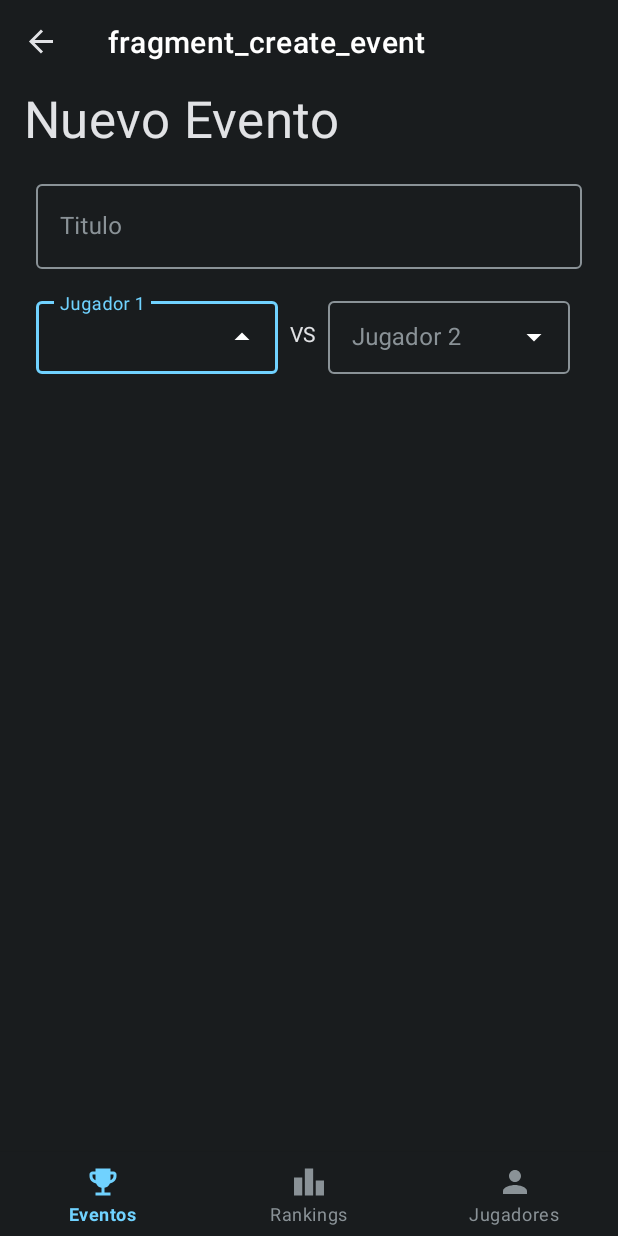
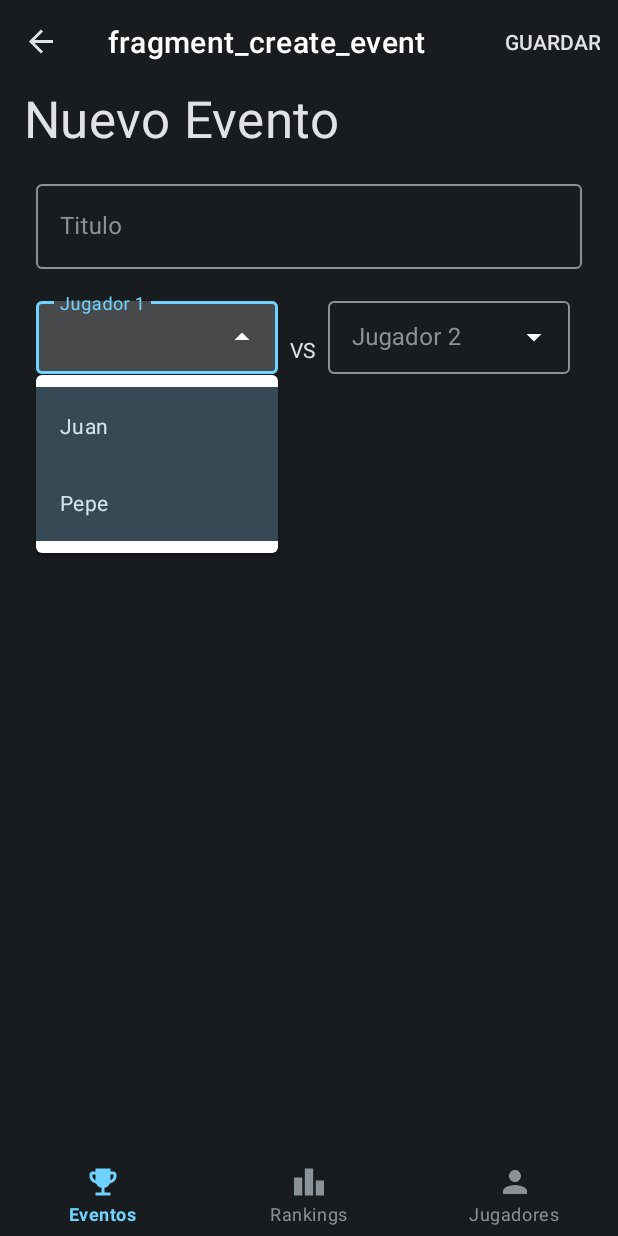
Before and after one commit to TomasVilalta/BetBracket, an Android app: the CreateEventFragment screen opened through its navigation route, after a tap on an icon or button, on a phone screen of 412 x 824 dp. Run offline under Robolectric (Android 15) with nearby library versions, the phone set to English and light mode, and no system bars; our stand-ins replace navigation-ui; pictures from the network do not load.

Commit message:
Event create working

```diff
--- /dev/null
+++ b/app/src/main/java/com/example/betbracket/events/EventViewModel.kt
@@ -0,0 +1,40 @@
+package com.example.betbracket.events
+
+import android.util.Log
+import androidx.lifecycle.LiveData
+import androidx.lifecycle.MutableLiveData
+import androidx.lifecycle.ViewModel
+import com.example.betbracket.events.models.Event
+import com.example.betbracket.events.providers.EventProvider
+import com.example.betbracket.players.Player
+import com.example.betbracket.players.PlayerProvider
+
+class EventViewModel : ViewModel() {
+    private var _eventList = MutableLiveData<List<Event>>(EventProvider.getEvents())
+    val eventList: LiveData<List<Event>> get() = _eventList
+
+
+    fun onCreateEvent(title: String, player1: String, player2: String) {
+        val player1Object: Player? = PlayerProvider.getPlayers().find { it.name == player1 }
+        val player2Object = PlayerProvider.getPlayers().find { it.name == player2 }
+        if (player1Object == null || player2Object == null) {
+            Log.e("CREATE EVENT", "Cannot find player name")
+        } else {
+            val newEvent = Event(title, player1Object, player2Object)
+            EventProvider.insertEvent(newEvent)
+            _eventList.value = getEvents()
+        }
+
+    }
+
+    fun getEvents() = EventProvider.getEvents()
+
+    fun getPlayerNameList(): List<String> = PlayerProvider.getPlayers().map { it.name }
+
+    fun onDeleteEvent(pos: Int) {
+        EventProvider.deleteEvent(pos)
+        _eventList.value = getEvents()
+    }
+
+
+}
--- a/app/src/main/java/com/example/betbracket/events/adapter/EventsAdapter.kt
+++ b/app/src/main/java/com/example/betbracket/events/adapter/EventsAdapter.kt
@@ -6,19 +6,22 @@ import androidx.recyclerview.widget.RecyclerView
 import com.example.betbracket.R
 import com.example.betbracket.events.models.Event
 
-class EventsAdapter(val eventsList: List<Event>): RecyclerView.Adapter<EventsViewHolder>() {
+class EventsAdapter(
+    var eventsList: List<Event>,
+    private val onClickDelete: (Int) -> Unit,
+    private val onClickSelect: (Int) -> Unit
+) : RecyclerView.Adapter<EventsViewHolder>() {
 
     override fun getItemCount(): Int = eventsList.size
 
     override fun onCreateViewHolder(parent: ViewGroup, viewType: Int): EventsViewHolder {
         val layoutInflater = LayoutInflater.from(parent.context)
-        return EventsViewHolder(layoutInflater.inflate(R.layout.view_event,parent, false))
+        return EventsViewHolder(layoutInflater.inflate(R.layout.view_event, parent, false))
     }
-
 
 
     override fun onBindViewHolder(holder: EventsViewHolder, position: Int) {
         val item = eventsList[position]
-        return holder.render(item)
+        return holder.render(item, onClickDelete, onClickSelect)
     }
 }
--- a/app/src/main/java/com/example/betbracket/events/adapter/EventsViewHolder.kt
+++ b/app/src/main/java/com/example/betbracket/events/adapter/EventsViewHolder.kt
@@ -2,7 +2,6 @@ package com.example.betbracket.events.adapter
 
 import android.view.View
 import androidx.recyclerview.widget.RecyclerView
-import androidx.recyclerview.widget.RecyclerView.ViewHolder
 import com.bumptech.glide.Glide
 import com.example.betbracket.databinding.ViewEventBinding
 import com.example.betbracket.events.models.Event
@@ -10,12 +9,19 @@ import com.example.betbracket.events.models.Event
 class EventsViewHolder(view: View): RecyclerView.ViewHolder(view) {
     private val binding = ViewEventBinding.bind(view)
 
-    fun render(item: Event) {
-        binding.eventTitleText.text = item.title
-        binding.player1Name.text = item.teamA.name
-        binding.player2Name.text = item.teamB.name
-        Glide.with(binding.player1Image.context).load(item.teamA.image).into(binding.player1Image)
-        Glide.with(binding.player1Image.context).load(item.teamB.image).into(binding.player2Image)
+    fun render(event: Event, onClickDelete: (Int) -> Unit, onClickSelect: (Int) -> Unit) {
+        binding.eventTitleText.text = event.title
+        binding.player1Name.text = event.teamA.name
+        binding.player2Name.text = event.teamB.name
+        Glide.with(binding.player1Image.context).load(event.teamA.image).into(binding.player1Image)
+        Glide.with(binding.player1Image.context).load(event.teamB.image).into(binding.player2Image)
+        binding.deleteEvent.setOnClickListener{
+            onClickDelete(adapterPosition)
+        }
+        binding.eventCard.setOnClickListener{
+            onClickSelect((adapterPosition))
+        }
+
 
     }
 
--- a/app/src/main/java/com/example/betbracket/events/fragments/CreateEventFragment.kt
+++ b/app/src/main/java/com/example/betbracket/events/fragments/CreateEventFragment.kt
@@ -1,22 +1,76 @@
 package com.example.betbracket.events.fragments
 
 import android.os.Bundle
+import android.view.*
+import android.widget.ArrayAdapter
+import android.widget.Toast
 import androidx.fragment.app.Fragment
-import android.view.LayoutInflater
-import android.view.View
-import android.view.ViewGroup
+import androidx.core.view.MenuHost
+import androidx.core.view.MenuProvider
+import androidx.fragment.app.viewModels
+import androidx.lifecycle.Lifecycle
+import androidx.navigation.findNavController
 import com.example.betbracket.R
+import com.example.betbracket.databinding.FragmentCreateEventBinding
+import com.example.betbracket.events.EventViewModel
 
 
 class CreateEventFragment : Fragment() {
 
+    private var _binding: FragmentCreateEventBinding? = null
+    private val binding get() = _binding!!
+    private val eventViewModel: EventViewModel by viewModels({ requireParentFragment() })
 
     override fun onCreateView(
         inflater: LayoutInflater, container: ViewGroup?,
         savedInstanceState: Bundle?
     ): View? {
-        // Inflate the layout for this fragment
-        return inflater.inflate(R.layout.fragment_create_event, container, false)
+        _binding = FragmentCreateEventBinding.inflate(layoutInflater, container, false)
+
+        return binding.root
+
+    }
+
+    override fun onResume() {
+        super.onResume()
+        val players = eventViewModel.getPlayerNameList()
+        val dropDownAdapter = ArrayAdapter(requireContext(),R.layout.dropdown_item, players)
+        binding.player1Input.setAdapter(dropDownAdapter)
+        binding.player2Input.setAdapter(dropDownAdapter)
+    }
+
+    override fun onViewCreated(view: View, savedInstanceState: Bundle?) {
+        val menuHost: MenuHost = requireActivity()
+        menuHost.addMenuProvider(object : MenuProvider {
+            override fun onCreateMenu(menu: Menu, menuInflater: MenuInflater) {
+                menuInflater.inflate(R.menu.player_form_menu, menu)
+            }
+
+            override fun onMenuItemSelected(menuItem: MenuItem): Boolean {
+                if (menuItem.itemId == R.id.guardar_item) {
+                    binding.apply {
+                        if (eventTitleInput.text.isNullOrBlank() || player2Input.text.isNullOrBlank() || player1Input.text.isNullOrBlank()) {
+                            Toast.makeText(
+                                requireContext(),
+                                "Completa todos los campos",
+                                Toast.LENGTH_SHORT
+                            ).show()
+                        } else {
+                            eventViewModel.onCreateEvent(
+                                eventTitleInput.text.toString(),
+                                player1Input.text.toString(),
+                                player2Input.text.toString()
+                            )
+                            Toast.makeText(requireContext(), "Evento creado", Toast.LENGTH_SHORT).show()
+                            view.findNavController().navigate(CreateEventFragmentDirections.actionCreateEventFragmentToEventsFragment())
+
+                        }
+                    }
+
+                }
+                return false
+            }
+        }, viewLifecycleOwner, Lifecycle.State.RESUMED)
     }
 
 }
--- a/app/src/main/java/com/example/betbracket/events/fragments/EventsFragment.kt
+++ b/app/src/main/java/com/example/betbracket/events/fragments/EventsFragment.kt
@@ -4,11 +4,14 @@ import android.os.Bundle
 import android.view.LayoutInflater
 import android.view.View
 import android.view.ViewGroup
+import androidx.lifecycle.ViewModelProvider
 import androidx.navigation.findNavController
+import androidx.navigation.fragment.findNavController
 import androidx.recyclerview.widget.LinearLayoutManager
 import com.example.betbracket.MainScreenAbstractFragment
 import com.example.betbracket.R
 import com.example.betbracket.databinding.FragmentEventsBinding
+import com.example.betbracket.events.EventViewModel
 import com.example.betbracket.events.adapter.EventsAdapter
 import com.example.betbracket.events.providers.EventProvider
 
@@ -18,18 +21,24 @@ class EventsFragment : MainScreenAbstractFragment() {
     private var _binding: FragmentEventsBinding? = null
     private val binding get() = _binding!!
     private lateinit var adapter: EventsAdapter
+    private lateinit var eventViewModel : EventViewModel
 //    private var eventsList = EventProvider.getEvents()
 
     override fun onCreateView(
-        inflater: LayoutInflater, container: ViewGroup?,
-        savedInstanceState: Bundle?
+        inflater: LayoutInflater, container: ViewGroup?, savedInstanceState: Bundle?
     ): View? {
         _binding = FragmentEventsBinding.inflate(inflater, container, false)
+        eventViewModel = ViewModelProvider(this)[EventViewModel::class.java]
 
         initRecyclerView()
 
+        eventViewModel.eventList.observe(viewLifecycleOwner){newEventList ->
+            adapter.eventsList = newEventList
+            adapter.notifyDataSetChanged()
+        }
+
         binding.addFab.setOnClickListener {
-            it.findNavController().navigate(R.id.action_eventsFragment_to_createEventFragment)
+            it.findNavController().navigate(EventsFragmentDirections.actionEventsFragmentToCreateEventFragment())
         }
 
 
@@ -37,9 +46,21 @@ class EventsFragment : MainScreenAbstractFragment() {
     }
 
     private fun initRecyclerView() {
-        adapter = EventsAdapter(EventProvider.getEvents())
-        binding.eventList.layoutManager= LinearLayoutManager(activity)
+        //TODO replace with ViewModel fun
+        adapter = EventsAdapter(eventViewModel.getEvents(),
+            { event -> eventClickDelete(event)},
+            { event -> eventClickSelect(event) }
+        )
+        binding.eventList.layoutManager = LinearLayoutManager(activity)
         binding.eventList.adapter = adapter
     }
 
+    private fun eventClickSelect(event: Int) {
+        this.findNavController().navigate(EventsFragmentDirections.actionEventsFragmentToEventDetailFragment(event))
+    }
+
+    private fun eventClickDelete(event: Int) {
+        eventViewModel.onDeleteEvent(event)
+    }
+
 }
--- a/app/src/main/java/com/example/betbracket/events/providers/EventProvider.kt
+++ b/app/src/main/java/com/example/betbracket/events/providers/EventProvider.kt
@@ -19,6 +19,13 @@ class EventProvider {
         )
 
         fun getEvents(): List<Event> = eventlist
+        fun insertEvent(newEvent: Event) {
+            eventlist.add(0,newEvent)
+        }
+
+        fun deleteEvent(pos: Int) {
+            eventlist.removeAt(pos)
+        }
 
 
     }
--- /dev/null
+++ b/app/src/main/res/layout/dropdown_item.xml
@@ -0,0 +1,14 @@
+<?xml version="1.0" encoding="utf-8"?>
+<TextView
+    xmlns:android="http://schemas.android.com/apk/res/android"
+    android:layout_width="match_parent"
+    android:layout_height="wrap_content"
+    android:padding="16dp"
+    android:ellipsize="end"
+    android:maxLines="1"
+    android:textColor="@color/onSecondaryContainer"
+    android:background="@color/secondaryContainer"
+    style="@style/TextAppearance.MaterialComponents.Body2"
+    xmlns:tools="http://schemas.android.com/tools"
+    tools:text="Juan "
+    />
--- a/app/src/main/res/layout/fragment_create_event.xml
+++ b/app/src/main/res/layout/fragment_create_event.xml
@@ -1,31 +1,30 @@
 <?xml version="1.0" encoding="utf-8"?>
 <androidx.constraintlayout.widget.ConstraintLayout xmlns:android="http://schemas.android.com/apk/res/android"
+    xmlns:app="http://schemas.android.com/apk/res-auto"
     xmlns:tools="http://schemas.android.com/tools"
     android:layout_width="match_parent"
     android:layout_height="match_parent"
-    xmlns:app="http://schemas.android.com/apk/res-auto"
     tools:context=".events.fragments.CreateEventFragment">
 
     <TextView
         android:id="@+id/title_text"
+        style="@style/TextAppearance.MaterialComponents.Headline4"
         android:layout_width="0dp"
         android:layout_height="wrap_content"
         android:layout_marginHorizontal="@dimen/margin_medium"
         android:text="Nuevo Evento"
-        app:layout_constraintTop_toTopOf="parent"
+        android:textColor="@color/onBackground"
+        app:layout_constraintEnd_toEndOf="parent"
         app:layout_constraintStart_toStartOf="parent"
-        app:layout_constraintEnd_toEndOf="parent"
-        style="@style/TextAppearance.MaterialComponents.Headline4"
-        android:textColor="@color/onBackground"
-        />
+        app:layout_constraintTop_toTopOf="parent" />
 
     <com.google.android.material.textfield.TextInputLayout
-        android:id="@+id/event_title_input"
+        android:id="@+id/event_title_input_layout"
         style="@style/TextInputLayout.BetBracket"
         android:layout_width="0dp"
         android:layout_height="wrap_content"
+        android:layout_marginHorizontal="@dimen/margin_small"
         android:layout_marginTop="@dimen/margin_medium"
-        android:layout_marginHorizontal="@dimen/margin_small"
         android:hint="Titulo"
         android:textColor="@color/onBackground"
         android:textColorHint="@color/outline"
@@ -35,6 +34,7 @@
         app:passwordToggleEnabled="false">
 
         <com.google.android.material.textfield.TextInputEditText
+            android:id="@+id/event_title_input"
             android:layout_width="match_parent"
             android:layout_height="match_parent"
             android:textColor="@color/onBackground" />
@@ -45,21 +45,23 @@
         style="@style/Widget.MaterialComponents.TextInputLayout.OutlinedBox.Dense.ExposedDropdownMenu"
         android:layout_width="0dp"
         android:layout_height="wrap_content"
+        android:layout_marginHorizontal="@dimen/margin_small"
         android:layout_marginTop="@dimen/margin_medium"
-        android:layout_marginHorizontal="@dimen/margin_small"
-        app:boxStrokeColor="@color/text_input_box_color"
-
         android:hint="Jugador 1"
         android:textColor="@color/onBackground"
         android:textColorHint="@color/outline"
+        app:boxStrokeColor="@color/text_input_box_color"
         app:layout_constraintEnd_toStartOf="@id/versus_text"
         app:layout_constraintStart_toStartOf="@id/title_text"
-        app:layout_constraintTop_toBottomOf="@id/event_title_input"
-        app:passwordToggleEnabled="false">
+        app:layout_constraintTop_toBottomOf="@id/event_title_input_layout"
+        app:passwordToggleEnabled="false"
+        app:errorEnabled="true">
 
-        <AutoCompleteTextView
+        <com.google.android.material.textfield.MaterialAutoCompleteTextView
+            android:id="@+id/player_1_input"
             android:layout_width="match_parent"
             android:layout_height="match_parent"
+            android:inputType="none"
             android:textColor="@color/onBackground" />
     </com.google.android.material.textfield.TextInputLayout>
 
@@ -79,23 +81,24 @@
         style="@style/Widget.MaterialComponents.TextInputLayout.OutlinedBox.Dense.ExposedDropdownMenu"
         android:layout_width="0dp"
         android:layout_height="wrap_content"
+        android:layout_marginHorizontal="@dimen/margin_small"
         android:layout_marginTop="@dimen/margin_medium"
-        android:layout_marginHorizontal="@dimen/margin_small"
-        app:boxStrokeColor="@color/text_input_box_color"
         android:hint="Jugador 2"
         android:textColor="@color/onBackground"
         android:textColorHint="@color/outline"
-        app:layout_constraintEnd_toEndOf="@id/event_title_input"
+        app:boxStrokeColor="@color/text_input_box_color"
+        app:layout_constraintEnd_toEndOf="@id/event_title_input_layout"
         app:layout_constraintStart_toEndOf="@id/versus_text"
-        app:layout_constraintTop_toBottomOf="@id/event_title_input"
+        app:layout_constraintTop_toBottomOf="@id/event_title_input_layout"
         app:passwordToggleEnabled="false">
 
         <AutoCompleteTextView
+            android:id="@+id/player_2_input"
             android:layout_width="match_parent"
             android:layout_height="match_parent"
+            android:inputType="none"
             android:textColor="@color/onBackground" />
     </com.google.android.material.textfield.TextInputLayout>
 
 
-
 </androidx.constraintlayout.widget.ConstraintLayout>
--- a/app/src/main/res/menu/player_form_menu.xml
+++ b/app/src/main/res/menu/player_form_menu.xml
@@ -4,6 +4,7 @@
     <item
         android:id="@+id/guardar_item"
         android:title="Guardar"
-        app:showAsAction="always|withText" />
+        app:showAsAction="always|withText"
+        />
 
 </menu>
--- a/app/src/main/res/navigation/nav_graph.xml
+++ b/app/src/main/res/navigation/nav_graph.xml
@@ -13,6 +13,9 @@
         <action
             android:id="@+id/action_eventsFragment_to_createEventFragment"
             app:destination="@id/createEventFragment" />
+        <action
+            android:id="@+id/action_eventsFragment_to_eventDetailFragment"
+            app:destination="@id/eventDetailFragment" />
     </fragment>
     <fragment
         android:id="@+id/rankingsFragment"
@@ -27,10 +30,8 @@
         <action
             android:id="@+id/action_playersFragment_to_playerFormFragment"
             app:destination="@id/playerFormFragment"
-            app:enterAnim="@anim/pop_in"
             app:exitAnim="@anim/nav_default_exit_anim"
-            app:popEnterAnim="@anim/nav_default_pop_enter_anim"
-            app:popExitAnim="@anim/pop_out" />
+            app:popEnterAnim="@anim/nav_default_pop_enter_anim" />
     </fragment>
     <fragment
         android:id="@+id/playerFormFragment"
@@ -41,8 +42,6 @@
             android:id="@+id/action_playerFormFragment_to_playersFragment"
             app:destination="@id/playersFragment"
             app:enterAnim="@anim/nav_default_enter_anim"
-            app:exitAnim="@anim/pop_out"
-            app:popEnterAnim="@anim/pop_out"
             app:popExitAnim="@anim/nav_default_pop_exit_anim"
             app:popUpTo="@id/playersFragment"
             app:popUpToInclusive="true" />
@@ -55,5 +54,18 @@
         android:id="@+id/createEventFragment"
         android:name="com.example.betbracket.events.fragments.CreateEventFragment"
         android:label="fragment_create_event"
-        tools:layout="@layout/fragment_create_event" />
+        tools:layout="@layout/fragment_create_event" >
+        <action
+            android:id="@+id/action_createEventFragment_to_eventsFragment"
+            app:destination="@id/eventsFragment" />
+    </fragment>
+    <fragment
+        android:id="@+id/eventDetailFragment"
+        android:name="com.example.betbracket.events.fragments.EventDetailFragment"
+        android:label="fragment_event_detail"
+        tools:layout="@layout/fragment_event_detail" >
+        <argument
+            android:name="eventPos"
+            app:argType="integer" />
+    </fragment>
 </navigation>
--- a/app/src/main/res/values/themes.xml
+++ b/app/src/main/res/values/themes.xml
@@ -8,6 +8,9 @@
         <item name="android:textColorPrimary">@color/textColorPrimary</item>
         <item name="android:colorBackground">@color/colorAccent</item>
         <item name="font">@font/noto_sans</item>
+        <item name="popupMenuBackground">@color/secondaryContainer</item>
+        <item name="textAppearanceLargePopupMenu">@style/TextAppearance.MaterialComponents.Body2</item>
+        <item name="textAppearanceSmallPopupMenu">@style/TextAppearance.MaterialComponents.Body2</item>
     </style>
 
     <!--    TOOLBAR THEME-->
```
Also changed, not shown: app/src/main/java/com/example/betbracket/events/fragments/EventDetailFragment.kt (added, +27 -0 lines), app/src/main/res/layout/fragment_event_detail.xml (added, +14 -0 lines), app/src/main/res/layout/view_event.xml (+11 -4 lines).
